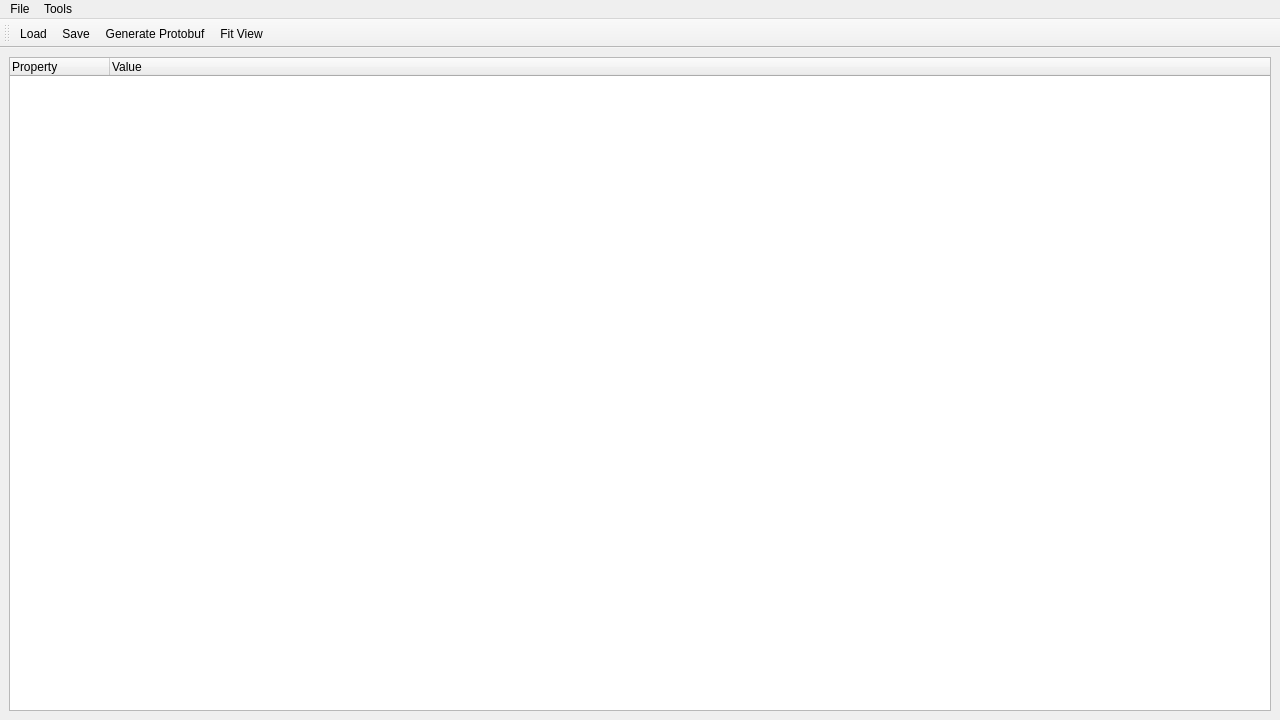
ColleyLi/BehaviourPlanning, file apollo/modules/tools/btviz/uis/mainwindow.ui: the form before one commit.
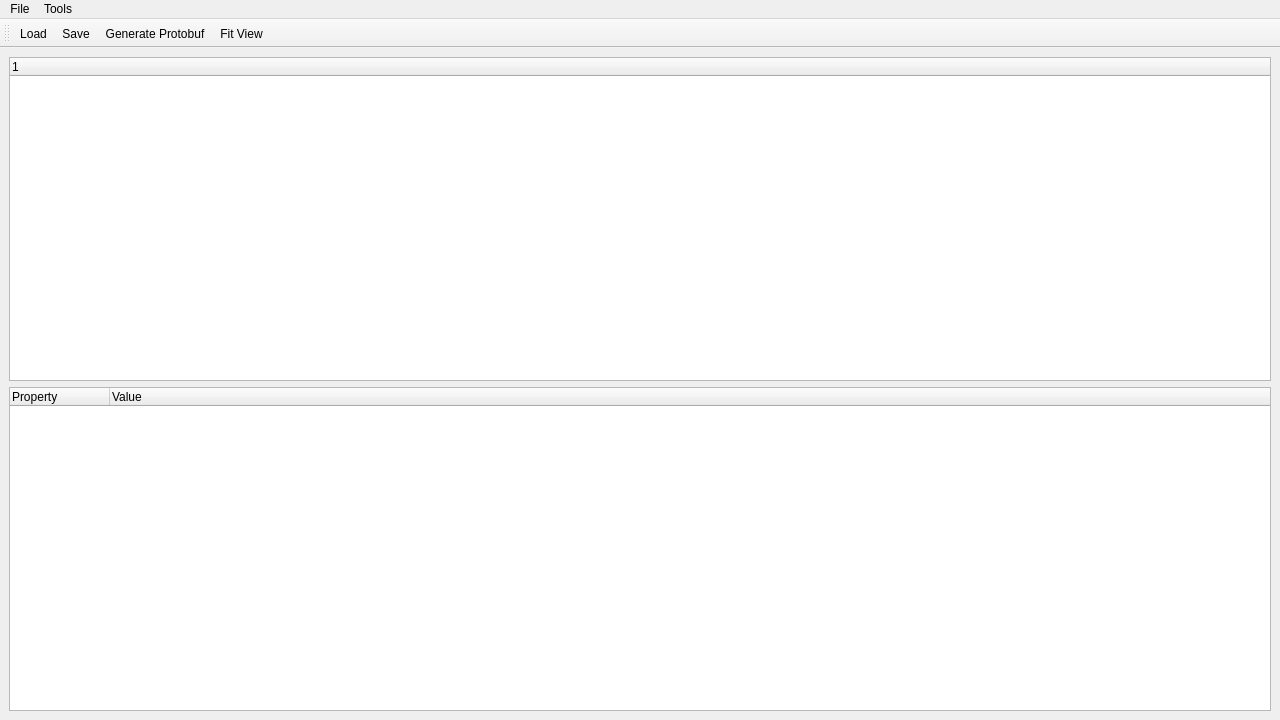
The form after the commit.

```diff
--- a/apollo/modules/tools/btviz/uis/mainwindow.ui
+++ b/apollo/modules/tools/btviz/uis/mainwindow.ui
@@ -16,9 +16,26 @@
   <widget class="QWidget" name="centralwidget">
    <layout class="QHBoxLayout" name="horizontalLayout">
     <item>
+     <layout class="QVBoxLayout" name="verticalLayout_3">
+      <item>
      <widget class="QTreeWidget" name="treeWidget">
       <property name="sizePolicy">
-       <sizepolicy hsizetype="Minimum" vsizetype="Expanding">
+         <sizepolicy hsizetype="Preferred" vsizetype="Preferred">
+          <horstretch>0</horstretch>
+          <verstretch>0</verstretch>
+         </sizepolicy>
+        </property>
+        <column>
+         <property name="text">
+          <string/>
+         </property>
+        </column>
+       </widget>
+      </item>
+      <item>
+       <widget class="QTreeWidget" name="treeWidget_2">
+        <property name="sizePolicy">
+         <sizepolicy hsizetype="Preferred" vsizetype="Preferred">
         <horstretch>0</horstretch>
         <verstretch>0</verstretch>
        </sizepolicy>
@@ -34,6 +51,8 @@
        </property>
       </column>
      </widget>
+      </item>
+     </layout>
     </item>
     <item>
      <layout class="QVBoxLayout" name="frameLayout"/>
```
Lines whose indentation alone changed are shown as unchanged.
